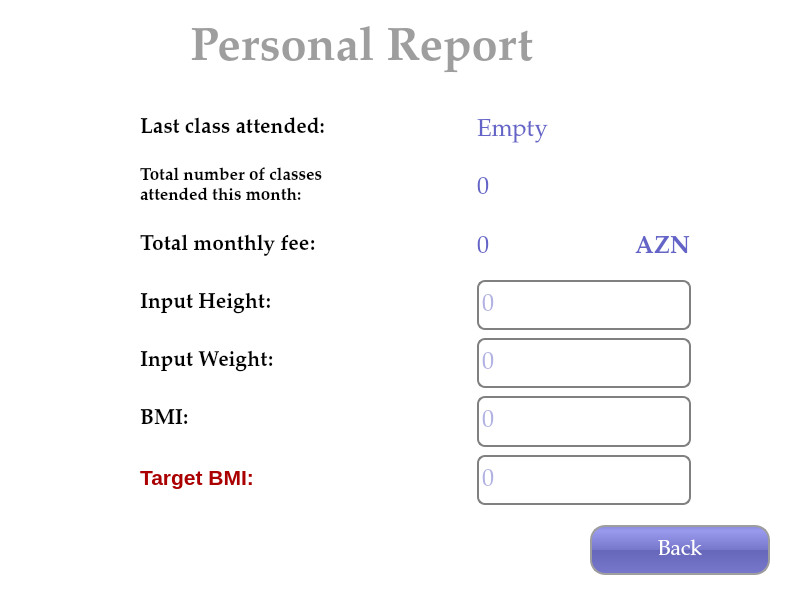
tural777/FinalProject, file UI/PersonalReportPageUI.ui: the form before one commit.
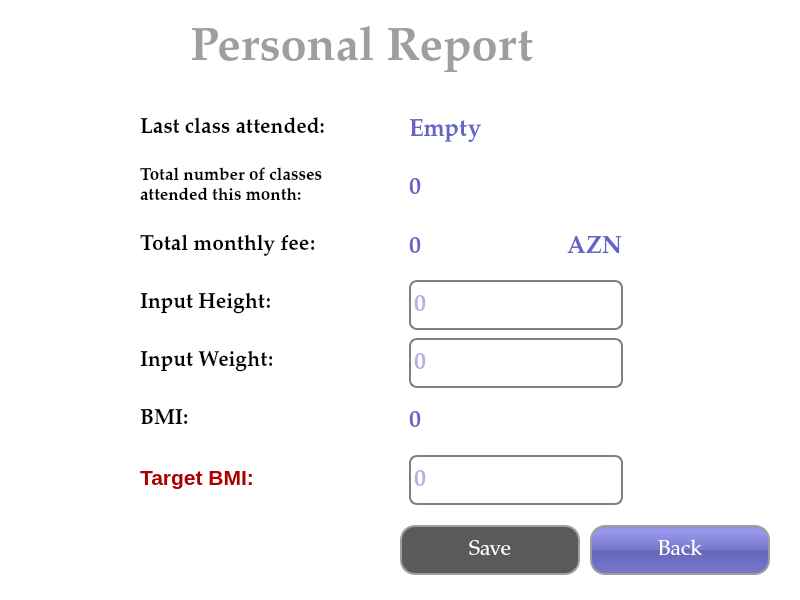
The form after the commit.

The edit to the form file:
```diff
--- a/UI/PersonalReportPageUI.ui
+++ b/UI/PersonalReportPageUI.ui
@@ -279,6 +279,8 @@
          <font>
           <family>Palatino Linotype</family>
           <pointsize>18</pointsize>
+          <weight>75</weight>
+          <bold>true</bold>
          </font>
         </property>
         <property name="layoutDirection">
@@ -307,6 +309,8 @@
          <font>
           <family>Palatino Linotype</family>
           <pointsize>18</pointsize>
+          <weight>75</weight>
+          <bold>true</bold>
          </font>
         </property>
         <property name="layoutDirection">
@@ -337,6 +341,8 @@
            <font>
             <family>Palatino Linotype</family>
             <pointsize>18</pointsize>
+            <weight>75</weight>
+            <bold>true</bold>
            </font>
           </property>
           <property name="layoutDirection">
@@ -385,6 +391,8 @@
          <font>
           <family>Palatino Linotype</family>
           <pointsize>18</pointsize>
+          <weight>75</weight>
+          <bold>true</bold>
          </font>
         </property>
         <property name="styleSheet">
@@ -403,7 +411,7 @@
          <string>0</string>
         </property>
         <property name="clearButtonEnabled">
-         <bool>true</bool>
+         <bool>false</bool>
         </property>
        </widget>
       </item>
@@ -419,6 +427,8 @@
          <font>
           <family>Palatino Linotype</family>
           <pointsize>18</pointsize>
+          <weight>75</weight>
+          <bold>true</bold>
          </font>
         </property>
         <property name="styleSheet">
@@ -437,12 +447,12 @@
          <string>0</string>
         </property>
         <property name="clearButtonEnabled">
-         <bool>true</bool>
+         <bool>false</bool>
         </property>
        </widget>
       </item>
       <item>
-       <widget class="QLineEdit" name="txt_BMI">
+       <widget class="QLabel" name="txt_BMI">
         <property name="sizePolicy">
          <sizepolicy hsizetype="Expanding" vsizetype="Expanding">
           <horstretch>0</horstretch>
@@ -453,26 +463,16 @@
          <font>
           <family>Palatino Linotype</family>
           <pointsize>18</pointsize>
+          <weight>75</weight>
+          <bold>true</bold>
          </font>
         </property>
         <property name="styleSheet">
-         <string notr="true">QLineEdit {
-padding: 1px;
-border-style: solid;
-border: 2px solid gray;
-border-radius: 8px;
-color: rgb(100, 100, 200);
-}</string>
+         <string notr="true">color: rgb(100, 100, 200);</string>
         </property>
-        <property name="alignment">
-         <set>Qt::AlignLeading|Qt::AlignLeft|Qt::AlignVCenter</set>
-        </property>
-        <property name="placeholderText">
+        <property name="text">
          <string>0</string>
         </property>
-        <property name="clearButtonEnabled">
-         <bool>true</bool>
-        </property>
        </widget>
       </item>
       <item>
@@ -487,6 +487,8 @@
          <font>
           <family>Palatino Linotype</family>
           <pointsize>18</pointsize>
+          <weight>75</weight>
+          <bold>true</bold>
          </font>
         </property>
         <property name="styleSheet">
@@ -505,12 +507,25 @@
          <string>0</string>
         </property>
         <property name="clearButtonEnabled">
-         <bool>true</bool>
+         <bool>false</bool>
         </property>
        </widget>
       </item>
      </layout>
     </item>
+    <item>
+     <spacer name="horizontalSpacer_2">
+      <property name="orientation">
+       <enum>Qt::Horizontal</enum>
+      </property>
+      <property name="sizeHint" stdset="0">
+       <size>
+        <width>40</width>
+        <height>20</height>
+       </size>
+      </property>
+     </spacer>
+    </item>
    </layout>
   </widget>
   <widget class="QLabel" name="lbl_title">
@@ -537,6 +552,53 @@
     <string>Personal Report</string>
    </property>
   </widget>
+  <widget class="QPushButton" name="btn_save">
+   <property name="enabled">
+    <bool>false</bool>
+   </property>
+   <property name="geometry">
+    <rect>
+     <x>400</x>
+     <y>525</y>
+     <width>180</width>
+     <height>50</height>
+    </rect>
+   </property>
+   <property name="font">
+    <font>
+     <family>Palatino Linotype</family>
+     <pointsize>16</pointsize>
+     <underline>false</underline>
+    </font>
+   </property>
+   <property name="cursor">
+    <cursorShape>PointingHandCursor</cursorShape>
+   </property>
+   <property name="focusPolicy">
+    <enum>Qt::StrongFocus</enum>
+   </property>
+   <property name="styleSheet">
+    <string notr="true">QPushButton{
+	border: 2px solid #9E9E9E;
+	border-radius: 15px;
+	background-color: #5a5a5a;
+	color: #FFFFFF;
+}
+QPushButton:hover{
+	color: #9E9E9E;
+	background-color: #5a5a5a;
+}
+QPushButton:pressed{
+	color: #9c2219;
+}
+QPushButton:checked{
+	color: #2c998e;
+}</string>
+   </property>
+   <property name="text">
+    <string>Save</string>
+   </property>
+  </widget>
  </widget>
  <resources/>
  <connections/>
```
Left out of the diff: 9 changed lines with no effect on the pictures.
